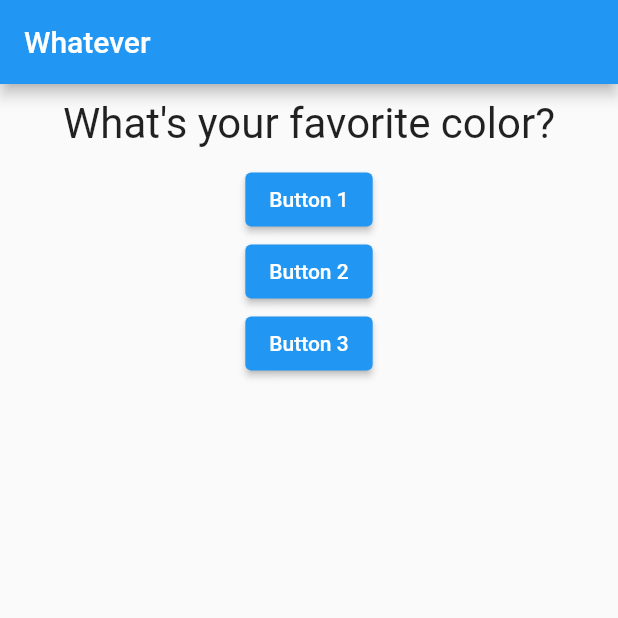
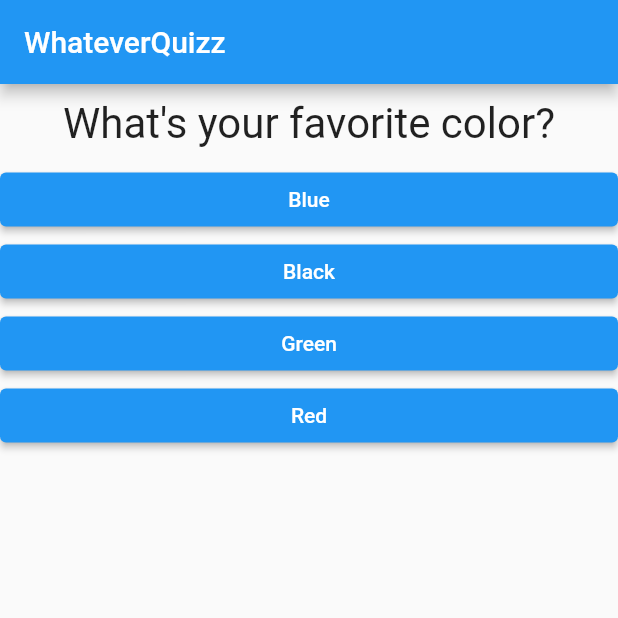
Before and after one commit to N0T1V4G0/intro-flutter, a Flutter app: the screen it shows after launch, on a phone screen of 412 x 824 dp, the top half of it. Run offline on Flutter 3.47's test engine with Material 2 defaults, Android fonts, the phone set to English and light mode, and no system bars.

Commit message:
add answer widget

```diff
--- /dev/null
+++ b/lib/answer.dart
@@ -0,0 +1,18 @@
+import 'package:flutter/material.dart';
+
+class Answer extends StatelessWidget {
+  final Function selectHandler;
+  final String answerText;
+
+  Answer(Function this.selectHandler, String this.answerText);
+
+  Widget build(BuildContext ctx) {
+    return Container(
+      width: double.infinity,
+      child: ElevatedButton(
+        onPressed: this.selectHandler,
+        child: Text(this.answerText),
+      ),
+    );
+  }
+}
--- a/lib/main.dart
+++ b/lib/main.dart
@@ -1,4 +1,5 @@
 import 'package:flutter/material.dart';
+import 'package:intro_flutter/answer.dart';
 import 'package:intro_flutter/question.dart';
 
 void main() {
@@ -14,7 +15,20 @@ class MyApp extends StatefulWidget {
 
 class _MyAppState extends State<MyApp> {
   var _questionIndex = 0;
-  var _questions = ['What\'s your favorite color?', 'What\'s your pet name?'];
+  var _questions = [
+    {
+      'questionText': 'What\'s your favorite color?',
+      'questionAnswers': ['Blue', 'Black', 'Green', 'Red'],
+    },
+    {
+      'questionText': 'What\'s your pet name?',
+      'questionAnswers': ['Cat', 'Dog', 'Derp', 'Simp'],
+    },
+    {
+      'questionText': 'What\'s your favorite food?',
+      'questionAnswers': ['Chinese', 'Pizza', 'Ice Cream', 'Donnuts'],
+    },
+  ];
 
   void answerQuestion() {
     setState(() {
@@ -27,23 +41,14 @@ class _MyAppState extends State<MyApp> {
     return MaterialApp(
       home: Scaffold(
         appBar: AppBar(
-          title: Text('Whatever'),
+          title: Text('WhateverQuizz'),
         ),
         body: Column(
           children: [
-            Question(_questions[_questionIndex]),
-            ElevatedButton(
-              child: Text('Button 1'),
-              onPressed: answerQuestion,
-            ),
-            ElevatedButton(
-              child: Text('Button 2'),
-              onPressed: answerQuestion,
-            ),
-            ElevatedButton(
-              child: Text('Button 3'),
-              onPressed: answerQuestion,
-            )
+            Question(_questions[_questionIndex]['questionText']),
+            ...(_questions[_questionIndex]['questionAnswers'] as List).map((q) {
+              return Answer(this.answerQuestion, q);
+            }),
           ],
         ),
       ),
```
